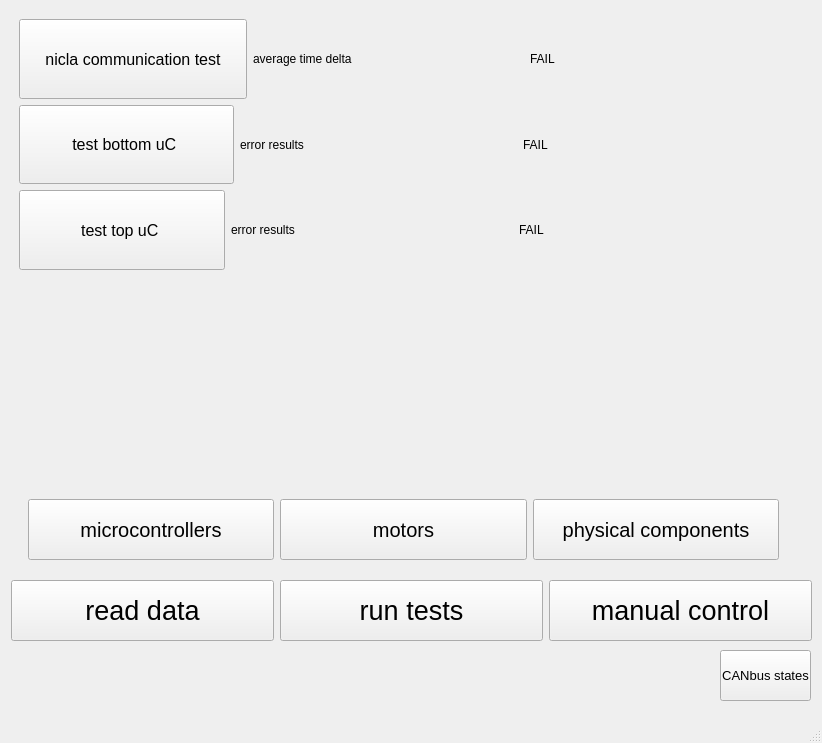
First picture: the form in gary_qc_helper/pyqt_files/qt_designer_save1.ui, repository Unlimited-Robotics/gary_core_support, before the edit.
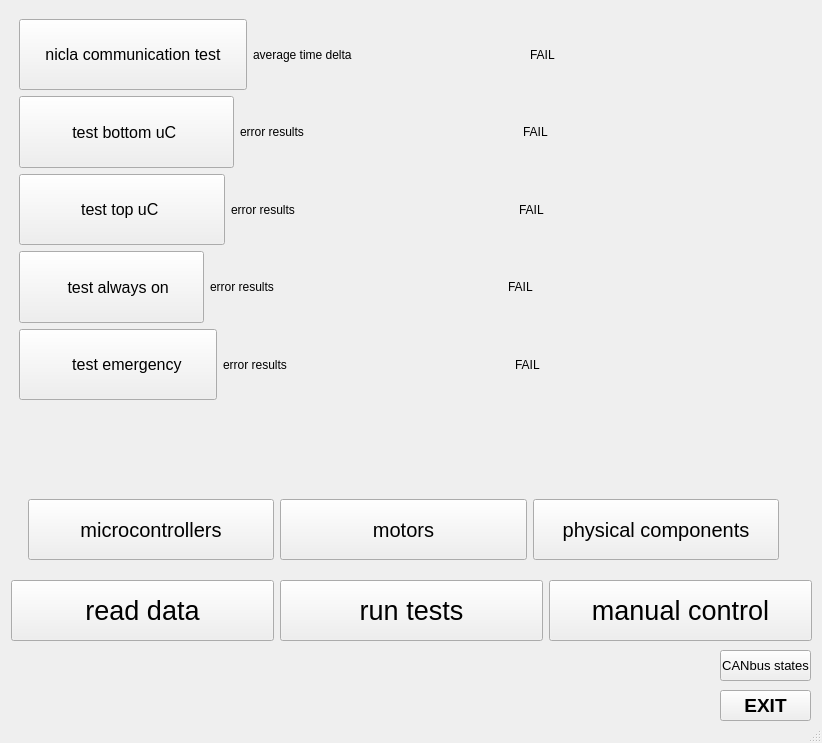
Second picture: the form after the edit. The open tabs and pages were chosen to show the change.

Patch:
```diff
--- a/gary_qc_helper/pyqt_files/qt_designer_save1.ui
+++ b/gary_qc_helper/pyqt_files/qt_designer_save1.ui
@@ -56,7 +56,7 @@
             <x>10</x>
             <y>10</y>
             <width>781</width>
-            <height>251</height>
+            <height>381</height>
            </rect>
           </property>
           <layout class="QVBoxLayout" name="verticalLayout_8">
@@ -189,6 +189,90 @@
              </item>
             </layout>
            </item>
+           <item>
+            <layout class="QHBoxLayout" name="horizontalLayout_55">
+             <item>
+              <widget class="QPushButton" name="test_always">
+               <property name="sizePolicy">
+                <sizepolicy hsizetype="Fixed" vsizetype="Minimum">
+                 <horstretch>0</horstretch>
+                 <verstretch>0</verstretch>
+                </sizepolicy>
+               </property>
+               <property name="minimumSize">
+                <size>
+                 <width>0</width>
+                 <height>0</height>
+                </size>
+               </property>
+               <property name="font">
+                <font>
+                 <pointsize>12</pointsize>
+                </font>
+               </property>
+               <property name="text">
+                <string>          test always on       </string>
+               </property>
+              </widget>
+             </item>
+             <item>
+              <widget class="QLabel" name="test_always_data">
+               <property name="text">
+                <string>error results</string>
+               </property>
+              </widget>
+             </item>
+             <item>
+              <widget class="QLabel" name="test_always_passfail">
+               <property name="text">
+                <string>FAIL</string>
+               </property>
+              </widget>
+             </item>
+            </layout>
+           </item>
+           <item>
+            <layout class="QHBoxLayout" name="horizontalLayout_59">
+             <item>
+              <widget class="QPushButton" name="test_emergency">
+               <property name="sizePolicy">
+                <sizepolicy hsizetype="Fixed" vsizetype="Minimum">
+                 <horstretch>0</horstretch>
+                 <verstretch>0</verstretch>
+                </sizepolicy>
+               </property>
+               <property name="minimumSize">
+                <size>
+                 <width>0</width>
+                 <height>0</height>
+                </size>
+               </property>
+               <property name="font">
+                <font>
+                 <pointsize>12</pointsize>
+                </font>
+               </property>
+               <property name="text">
+                <string>           test emergency       </string>
+               </property>
+              </widget>
+             </item>
+             <item>
+              <widget class="QLabel" name="test_emergency_data">
+               <property name="text">
+                <string>error results</string>
+               </property>
+              </widget>
+             </item>
+             <item>
+              <widget class="QLabel" name="test_emergency_passfail">
+               <property name="text">
+                <string>FAIL</string>
+               </property>
+              </widget>
+             </item>
+            </layout>
+           </item>
           </layout>
          </widget>
         </widget>
@@ -3259,7 +3343,7 @@
       <x>720</x>
       <y>650</y>
       <width>91</width>
-      <height>51</height>
+      <height>31</height>
      </rect>
     </property>
     <property name="font">
@@ -3289,6 +3373,26 @@
      <string/>
     </property>
    </widget>
+   <widget class="QPushButton" name="exit_button">
+    <property name="geometry">
+     <rect>
+      <x>720</x>
+      <y>690</y>
+      <width>91</width>
+      <height>31</height>
+     </rect>
+    </property>
+    <property name="font">
+     <font>
+      <pointsize>14</pointsize>
+      <weight>75</weight>
+      <bold>true</bold>
+     </font>
+    </property>
+    <property name="text">
+     <string>EXIT</string>
+    </property>
+   </widget>
   </widget>
   <widget class="QStatusBar" name="statusbar"/>
  </widget>
```
Left out of the diff: 10 changed lines with no effect on the pictures.
